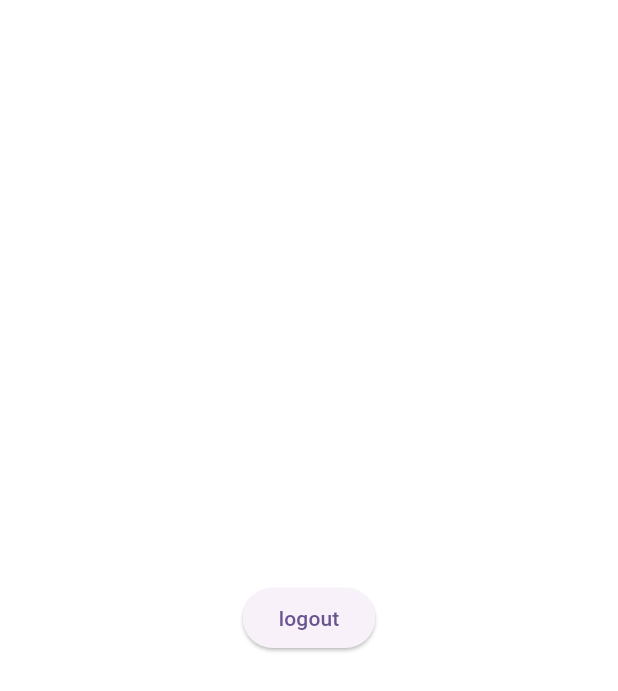
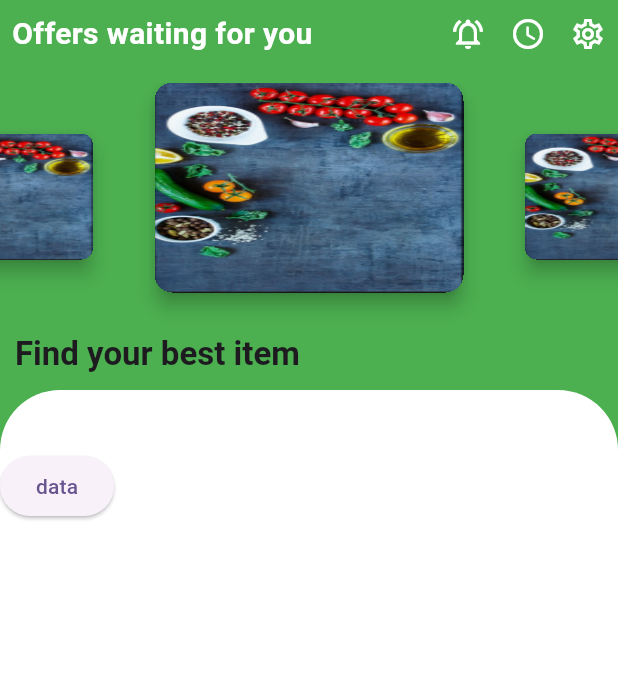
Before and after one commit to NimeshVasani/manage_my_store, a Flutter app: the ShopScreen screen opened directly, on a phone screen of 412 x 824 dp. Shown: the top 691 px of the screen. Run offline on Flutter 3.47's test engine with Material 3 defaults, Android fonts, the phone set to English and light mode, and no system bars; drawn by our look-alikes of card_swiper; our stand-ins replace firebase_auth, firebase_core, font_awesome_flutter, get_it, google_sign_in; missing offline and left inert: firebase_ui_auth; accounts and stored records are empty.

Commit message:
UI Update

```diff
--- a/lib/main.dart
+++ b/lib/main.dart
@@ -1,8 +1,6 @@
 import 'package:firebase_core/firebase_core.dart';
 import 'package:flutter/material.dart';
-import 'package:get_it/get_it.dart';
-import 'package:manage_my_store/ui/screens/loginOptionScreen.dart';
-import 'package:manage_my_store/ui/screens/loginscreen.dart';
+import 'package:manage_my_store/ui/screens/loginoptionscreen.dart';
 import 'package:manage_my_store/ui/screens/mainscreen.dart';
 import 'package:manage_my_store/viewmodels/authentication/authviewmodel.dart';
 import 'package:provider/provider.dart';
--- a/lib/ui/screens/loginOptionScreen.dart
+++ b/lib/ui/screens/loginoptionscreen.dart
@@ -1,7 +1,7 @@
 import 'package:flutter/cupertino.dart';
 import 'package:flutter/material.dart';
 
-import 'RegistrationScreen.dart';
+import 'registrationscreen.dart';
 import 'loginscreen.dart';
 
 class LoginOptionsScreen extends StatefulWidget {
--- a/lib/ui/screens/mainscreen.dart
+++ b/lib/ui/screens/mainscreen.dart
@@ -53,14 +53,12 @@ class _MainScreenState extends State<MainScreen> {
                     child: Padding(
                       padding: const EdgeInsets.symmetric(horizontal: 20.0),
                       child: CustomBottomAppbar(
-                          onChanged: (index){
+                        onChanged: (index) {
                           setState(() {
                             selectedIndex = index;
-
                           });
                         },
                       ),
-
                     )))));
   }
 }
--- a/lib/ui/screens/shopscreen.dart
+++ b/lib/ui/screens/shopscreen.dart
@@ -1,4 +1,5 @@
 import 'package:flutter/material.dart';
+import 'package:manage_my_store/ui/widgets/shopscreenwidgets/appbar.dart';
 import 'package:provider/provider.dart';
 
 import '../../viewmodels/authentication/authviewmodel.dart';
@@ -12,11 +13,13 @@ class ShopScreen extends StatefulWidget {
 
 class _ShopScreenState extends State<ShopScreen> {
   late AuthViewModel authViewModel;
+  late ScrollController _scrollController;
 
   @override
   void initState() {
     super.initState();
     authViewModel = Provider.of<AuthViewModel>(context, listen: false);
+    _scrollController = ScrollController();
 
     // Other initialization logic
   }
@@ -24,19 +27,34 @@ class _ShopScreenState extends State<ShopScreen> {
   @override
   Widget build(BuildContext context) {
     return Scaffold(
-      backgroundColor: Colors.white,
+      backgroundColor: Colors.green,
       body: SafeArea(
+          child: CustomScrollView(
+              controller: _scrollController,
+              physics: const ClampingScrollPhysics(),
+              slivers: [
+            appBar(),
+            SliverList(
+                delegate: SliverChildBuilderDelegate(
 
-        child: Center(
-          child: ElevatedButton(
-            onPressed:  () {
-              authViewModel.signOut();
+                    // The builder function returns a ListTile with a title that
+                    // displays the index of the current item.
+                    (context, index) => Container(
+                          height: MediaQuery.of(context).size.height,
+                          decoration: const BoxDecoration(
+                              color: Colors.white,
+                             ),
+                          child:  Column(
+                              crossAxisAlignment: CrossAxisAlignment.start,
+                              children: [
+                                ElevatedButton(onPressed: (){
+                                  authViewModel.signOut();
+                                }, child: Text('data'))
+                              ]),
+                        ),
 
-            },
-            child: Text('logout'),
-          ),
-        ),
-      ),
+                    childCount: 1))
+          ])),
     );
   }
 }
--- /dev/null
+++ b/lib/ui/widgets/shopscreenwidgets/appbar.dart
@@ -0,0 +1,111 @@
+import 'package:card_swiper/card_swiper.dart';
+import 'package:flutter/material.dart';
+
+SliverAppBar appBar() {
+  return SliverAppBar(
+      backgroundColor: Colors.green,
+      surfaceTintColor: Colors.transparent,
+      // Set this height
+      expandedHeight: 300,
+      collapsedHeight: 90,
+      clipBehavior: Clip.hardEdge,
+      automaticallyImplyLeading: false,
+      primary: false,
+      flexibleSpace: FlexibleSpaceBar(
+          title: Column(
+            mainAxisAlignment: MainAxisAlignment.end,
+            crossAxisAlignment: CrossAxisAlignment.start,
+            children: [
+              const Padding(
+                padding: EdgeInsets.all(10.0),
+                child: Text('Find your best item',style: TextStyle(fontWeight: FontWeight.w600),),
+              ),
+              Container(
+                height: 40,
+                decoration: const BoxDecoration(
+                    color: Colors.white,
+                    borderRadius: BorderRadius.only(
+                        topLeft: Radius.circular(50.0),
+                        topRight: Radius.circular(50.0))),
+              )
+            ],
+          ),
+          centerTitle: false,
+          titlePadding: EdgeInsets.zero,
+          expandedTitleScale: 1,
+          background:  Column(
+              mainAxisAlignment: MainAxisAlignment.start,
+              crossAxisAlignment: CrossAxisAlignment.start,
+              children: [
+                const Row(
+                  mainAxisAlignment: MainAxisAlignment.start,
+                  children: [
+                    Padding(
+                      padding: EdgeInsets.all(8.0),
+                      child: Text(
+                        'Offers waiting for you',
+                        style: TextStyle(
+                          fontSize: 20,
+                          color: Colors.white,
+                          fontWeight: FontWeight.w600,
+                        ),
+                      ),
+                    ),
+                    Spacer(),
+                    Padding(
+                      padding: EdgeInsets.all(8.0),
+                      child: Icon(
+                        Icons.notifications_on_outlined,
+                        color: Colors.white,
+                      ),
+                    ),
+                    Padding(
+                      padding: EdgeInsets.all(8.0),
+                      child: Icon(
+                        Icons.access_time_rounded,
+                        color: Colors.white,
+                      ),
+                    ),
+                    Padding(
+                      padding: EdgeInsets.all(8.0),
+                      child: Icon(
+                        Icons.settings_outlined,
+                        color: Colors.white,
+                      ),
+                    ),
+                  ],
+                ),
+                const SizedBox(height: 10,),
+                SizedBox(
+                  height: 170,
+                  width: double.infinity,
+                  child: Swiper(
+                    itemBuilder:
+                        (BuildContext context, int index) {
+                      return Padding(
+                        padding: const EdgeInsets.only(bottom: 30.0),
+                        child: Card(
+                          elevation: 5.0,
+                          // Set the elevation value according to your preference
+                          clipBehavior: Clip.hardEdge,
+                          margin: EdgeInsets.zero,
+                          color: Colors.transparent,
+                          surfaceTintColor: Colors.transparent,
+                          child: Image.asset(
+                              'assets/images/login_img.png', fit: BoxFit.fill),
+                        ),
+                      );
+                    },
+                    viewportFraction: 0.5,
+                    scale: 0.6 ,
+                    itemCount: 3,
+                    index: 1,
+                    loop: true,
+
+                  ),
+                )
+              ])),
+      snap: false,
+      pinned: true,
+      floating: false);
+}
--- a/pubspec.yaml
+++ b/pubspec.yaml
@@ -46,6 +46,10 @@ dependencies:
   http: ^1.1.0
   json_annotation: ^4.8.1
 
+  card_swiper: ^3.0.1
+  dropdown_button2: ^2.3.9
+  keyboard_actions: 4.2.0
+  flutter_swipe_button: ^2.1.1+1
 
   # The following adds the Cupertino Icons font to your application.
   # Use with the CupertinoIcons class for iOS style icons.
@@ -61,6 +65,7 @@ dev_dependencies:
   # package. See that file for information about deactivating specific lint
   # rules and activating additional ones.
   flutter_lints: ^2.0.0
+
 
 # For information on the generic Dart part of this file, see the
 # following page: https://dart.dev/tools/pub/pubspec
```
Also changed, not shown: assets/images/offer_1.png (added), assets/images/offer_2.png (added), assets/images/offer_3.png (added), assets/images/offer_4.png (added), lib/ui/screens/registrationscreen.dart (renamed from lib/ui/screens/RegistrationScreen.dart), pubspec.lock. Lines whose indentation alone changed are shown as unchanged.
